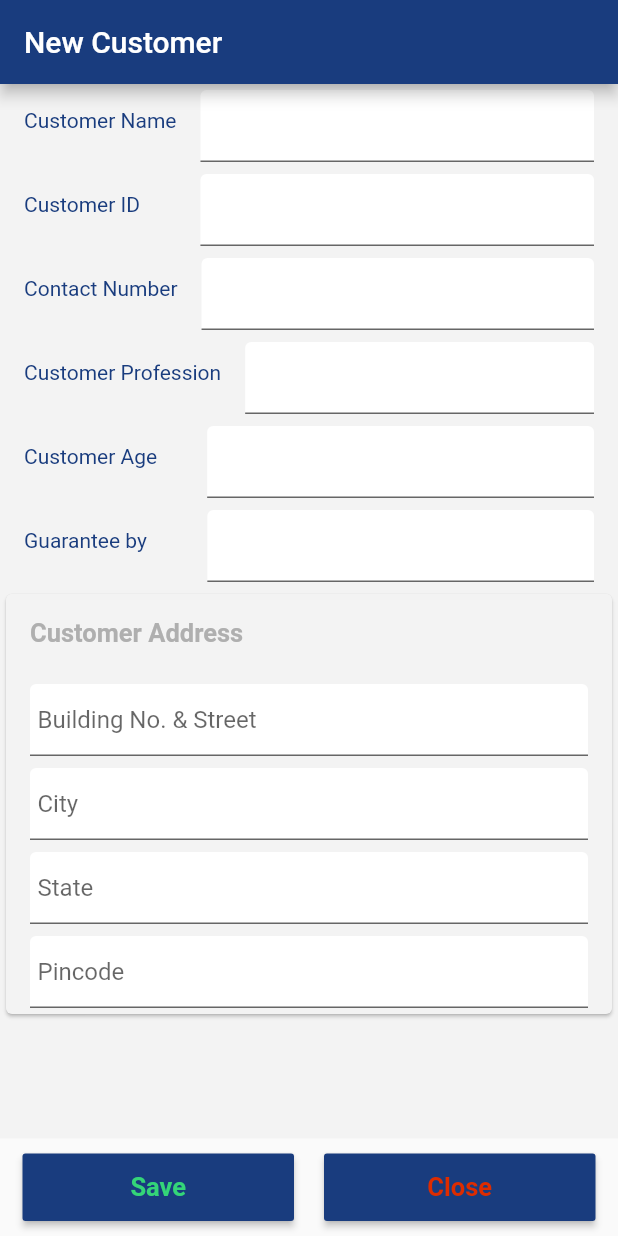
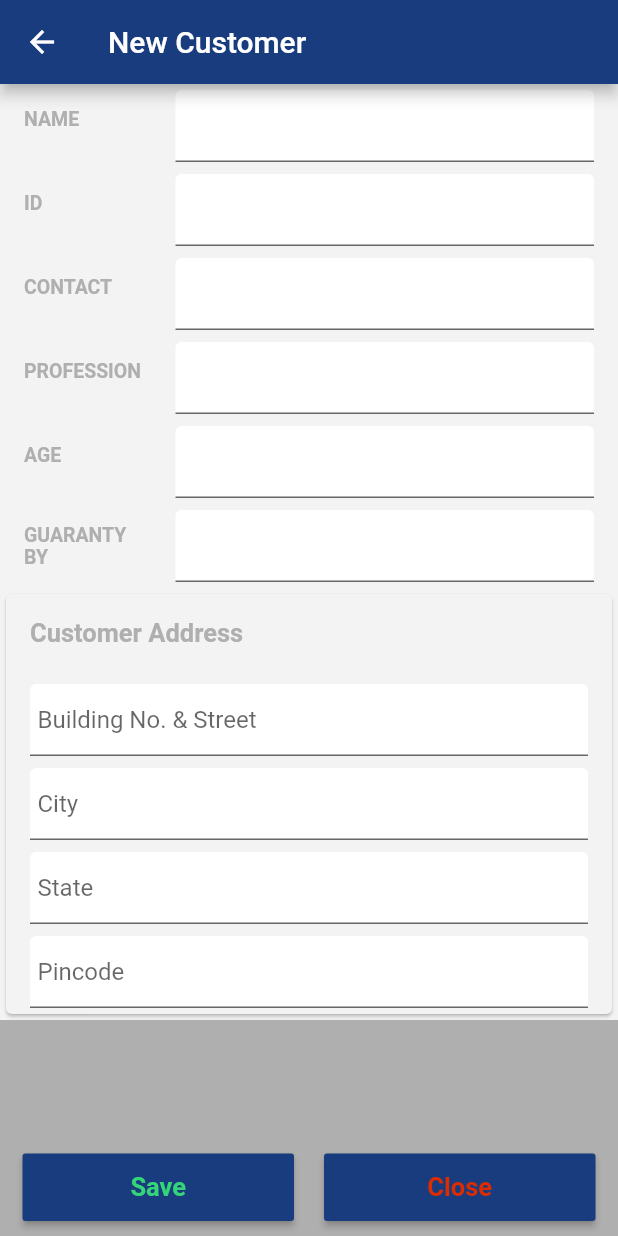
Before and after one commit to muthu-tm/insta-mfin, a Flutter app: the AddCustomer screen opened directly, on a phone screen of 412 x 824 dp. Run offline on Flutter 3.47's test engine with Material 2 defaults, Android fonts, the phone set to English and light mode, and no system bars; our stand-ins replace cached_network_image, cloud_firestore, email_validator, firebase_auth, firebase_storage, flutter_slidable and 4 more; accounts and stored records are empty; generated files the repository leaves out were written again; Roboto replaces fonts that are missing (Georgia, Hind).

Commit message:
few issue fixes in AddCustomer

```diff
--- a/lib/screens/app/sideDrawer.dart
+++ b/lib/screens/app/sideDrawer.dart
@@ -65,10 +65,9 @@ Widget openDrawer(BuildContext context) {
         new ListTile(
           title: new Text('Add a Customer'),
           trailing: new Icon(Icons.keyboard_arrow_right),
-          onTap: () => Navigator.pushAndRemoveUntil(
+          onTap: () => Navigator.push(
             context,
             MaterialPageRoute(builder: (context) => AddCustomer()),
-            (Route<dynamic> route) => false,
           ),
         ),
         new ListTile(
--- a/lib/screens/customer/AddCustomer.dart
+++ b/lib/screens/customer/AddCustomer.dart
@@ -18,7 +18,6 @@ class _AddCustomerState extends State<AddCustomer> {
   final GlobalKey<ScaffoldState> _scaffoldKey = new GlobalKey<ScaffoldState>();
 
   final GlobalKey<FormState> _formKey = GlobalKey<FormState>();
-  final FocusNode myFocusNode = FocusNode();
 
   String name = "";
   String id = "";
@@ -44,17 +43,23 @@ class _AddCustomerState extends State<AddCustomer> {
         key: _formKey,
         child: SingleChildScrollView(
           child: new Container(
-            height: MediaQuery.of(context).size.height * 1.16,
             color: CustomColors.mfinLightGrey,
             child: new Column(
               mainAxisAlignment: MainAxisAlignment.start,
               crossAxisAlignment: CrossAxisAlignment.center,
               children: <Widget>[
                 ListTile(
-                  leading: new Text("Customer Name",
+                  leading: SizedBox(
+                    width: 85,
+                    child: Text(
+                      "NAME",
                       style: TextStyle(
-                        color: CustomColors.mfinBlue,
-                      )),
+                          fontSize: 13,
+                          fontFamily: "Georgia",
+                          fontWeight: FontWeight.bold,
+                          color: CustomColors.mfinGrey),
+                    ),
+                  ),
                   title: TextFormField(
                     keyboardType: TextInputType.text,
                     decoration: InputDecoration(
@@ -69,10 +74,17 @@ class _AddCustomerState extends State<AddCustomer> {
                   ),
                 ),
                 ListTile(
-                  leading: new Text("Customer ID       ",
+                  leading: SizedBox(
+                    width: 85,
+                    child: Text(
+                      "ID",
                       style: TextStyle(
-                        color: CustomColors.mfinBlue,
-                      )),
+                          fontSize: 13,
+                          fontFamily: "Georgia",
+                          fontWeight: FontWeight.bold,
+                          color: CustomColors.mfinGrey),
+                    ),
+                  ),
                   title: new TextFormField(
                     keyboardType: TextInputType.text,
                     decoration: InputDecoration(
@@ -94,10 +106,17 @@ class _AddCustomerState extends State<AddCustomer> {
                   ),
                 ),
                 ListTile(
-                  leading: new Text("Contact Number",
+                  leading: SizedBox(
+                    width: 85,
+                    child: Text(
+                      "CONTACT",
                       style: TextStyle(
-                        color: CustomColors.mfinBlue,
-                      )),
+                          fontSize: 13,
+                          fontFamily: "Georgia",
+                          fontWeight: FontWeight.bold,
+                          color: CustomColors.mfinGrey),
+                    ),
+                  ),
                   title: new TextFormField(
                     keyboardType: TextInputType.phone,
                     decoration: InputDecoration(
@@ -110,13 +129,21 @@ class _AddCustomerState extends State<AddCustomer> {
                     validator: (number) {
                       return FieldValidator.mobileValidator(
                           number.trim(), setContactNumber);
-                      }),
+                    },
+                  ),
                 ),
                 ListTile(
-                  leading: new Text("Customer Profession",
+                  leading: SizedBox(
+                    width: 85,
+                    child: Text(
+                      "PROFESSION",
                       style: TextStyle(
-                        color: CustomColors.mfinBlue,
-                      )),
+                          fontSize: 13,
+                          fontFamily: "Georgia",
+                          fontWeight: FontWeight.bold,
+                          color: CustomColors.mfinGrey),
+                    ),
+                  ),
                   title: new TextFormField(
                     keyboardType: TextInputType.text,
                     decoration: InputDecoration(
@@ -133,13 +160,21 @@ class _AddCustomerState extends State<AddCustomer> {
                         this.profession = "";
                       }
                       return null;
-                      }),
+                    },
+                  ),
                 ),
                 ListTile(
-                  leading: new Text("Customer Age     ",
+                  leading: SizedBox(
+                    width: 85,
+                    child: Text(
+                      "AGE",
                       style: TextStyle(
-                        color: CustomColors.mfinBlue,
-                      )),
+                          fontSize: 13,
+                          fontFamily: "Georgia",
+                          fontWeight: FontWeight.bold,
+                          color: CustomColors.mfinGrey),
+                    ),
+                  ),
                   title: new TextFormField(
                     keyboardType: TextInputType.phone,
                     decoration: InputDecoration(
@@ -156,13 +191,21 @@ class _AddCustomerState extends State<AddCustomer> {
                         this.age = 0;
                       }
                       return null;
-                      }),
+                    },
+                  ),
                 ),
                 ListTile(
-                  leading: new Text("Guarantee by       ",
+                  leading: SizedBox(
+                    width: 85,
+                    child: Text(
+                      "GUARANTY BY",
                       style: TextStyle(
-                        color: CustomColors.mfinBlue,
-                      )),
+                          fontSize: 13,
+                          fontFamily: "Georgia",
+                          fontWeight: FontWeight.bold,
+                          color: CustomColors.mfinGrey),
+                    ),
+                  ),
                   title: new TextFormField(
                     keyboardType: TextInputType.phone,
                     decoration: InputDecoration(
@@ -179,7 +222,8 @@ class _AddCustomerState extends State<AddCustomer> {
                         this.guarantiedBy = 0;
                       }
                       return null;
-                      }),
+                    },
+                  ),
                 ),
                 AddressWidget("Customer Address", new Address(), address),
               ],
@@ -187,7 +231,7 @@ class _AddCustomerState extends State<AddCustomer> {
           ),
         ),
       ),
-      bottomSheet: EditorsActionButtons(_submit, _close),
+      bottomNavigationBar: EditorsActionButtons(_submit, _close),
     );
   }
 
--- a/lib/screens/transaction/TransactionSettings.dart
+++ b/lib/screens/transaction/TransactionSettings.dart
@@ -75,6 +75,21 @@ class _TransactionSettingState extends State<TransactionSetting> {
                                 color: Colors.black38,
                               ),
                             ),
+                            Radio(
+                              value: 2,
+                              groupValue: paymentGroupValue,
+                              activeColor: CustomColors.mfinBlue,
+                              onChanged: (val) {
+                                setPayment(val);
+                              },
+                            ),
+                            Text(
+                              "Year",
+                              style: TextStyle(
+                                fontSize: 14,
+                                color: Colors.black38,
+                              ),
+                            ),
                           ],
                         ),
                       ],
@@ -111,6 +126,21 @@ class _TransactionSettingState extends State<TransactionSetting> {
                             ),
                             Text(
                               "Month",
+                              style: TextStyle(
+                                fontSize: 14,
+                                color: Colors.black38,
+                              ),
+                            ),
+                            Radio(
+                              value: 2,
+                              groupValue: transctionGroupValue,
+                              activeColor: CustomColors.mfinBlue,
+                              onChanged: (val) {
+                                setTransaction(val);
+                              },
+                            ),
+                            Text(
+                              "Year",
                               style: TextStyle(
                                 fontSize: 14,
                                 color: Colors.black38,
--- a/lib/screens/utils/AddressWidget.dart
+++ b/lib/screens/utils/AddressWidget.dart
@@ -24,9 +24,11 @@ class _AddressWidgetState extends State<AddressWidget> {
             leading: new Text(
               widget.addreesTitle,
               style: TextStyle(
-                  color: CustomColors.mfinGrey,
-                  fontWeight: FontWeight.bold,
-                  fontSize: 17),
+                fontFamily: "Georgia",
+                color: CustomColors.mfinGrey,
+                fontWeight: FontWeight.bold,
+                fontSize: 17,
+              ),
             ),
           ),
           ListTile(
```
Lines whose indentation alone changed are shown as unchanged.
